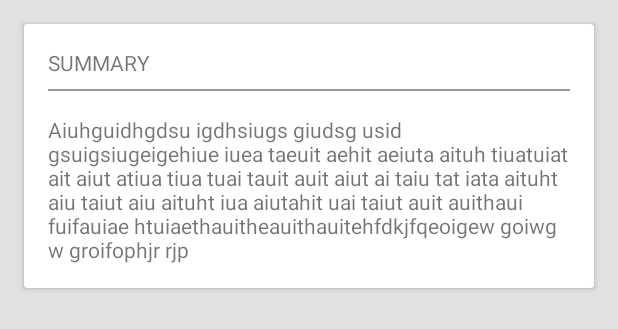
After one commit to berteodosio/serie-mesmo, an Android app: the layout fragment_show_details_info.xml on its own in the app's theme, with its tools: preview values and no code run, on a phone screen of 412 x 824 dp. The commit adds this screen. Shown: the top 329 px of the screen. Run offline under Robolectric (Android 15) with nearby library versions, the phone set to English and light mode, and no system bars.

Commit message:
Displaying show overview on ShowDetails

```diff
--- a/app/src/main/java/com/berteodosio/seriemesmo/presentation/showDetails/view/ShowDetailsActivity.kt
+++ b/app/src/main/java/com/berteodosio/seriemesmo/presentation/showDetails/view/ShowDetailsActivity.kt
@@ -16,7 +16,6 @@ import com.berteodosio.seriemesmo.presentation.custom.TAG
 import com.berteodosio.seriemesmo.presentation.custom.logger.AppLogger
 import com.berteodosio.seriemesmo.presentation.showDetails.presenter.ShowDetailsPresenter
 import com.bumptech.glide.Glide
-import com.bumptech.glide.load.engine.DiskCacheStrategy
 import com.bumptech.glide.load.resource.drawable.DrawableTransitionOptions
 import com.bumptech.glide.request.RequestOptions
 import kotlinx.android.synthetic.main.activity_show_details.*
@@ -65,7 +64,7 @@ class ShowDetailsActivity : BaseAppCompatActivity<ShowDetailsPresenter>(), ShowD
     }
 
     private fun setupTabs(show: Show) {
-        val adapter = ShowDetailsAdapter(supportFragmentManager)
+        val adapter = ShowDetailsAdapter(show, supportFragmentManager)
         show_details_viewpager?.adapter = adapter
         // TODO: check commented code
 //        show_details_viewpager?.addOnPageChangeListener(ViewPagerOnPageSelectedListener { onPageSelected(adapter.get(it)) })
--- /dev/null
+++ b/app/src/main/res/layout/fragment_show_details_info.xml
@@ -0,0 +1,52 @@
+<?xml version="1.0" encoding="utf-8"?>
+<androidx.constraintlayout.widget.ConstraintLayout xmlns:android="http://schemas.android.com/apk/res/android"
+    xmlns:app="http://schemas.android.com/apk/res-auto"
+    xmlns:tools="http://schemas.android.com/tools"
+    android:layout_width="match_parent"
+    android:layout_height="match_parent"
+    android:background="#E1E1E1">
+
+    <androidx.cardview.widget.CardView
+        android:layout_width="match_parent"
+        android:layout_height="wrap_content"
+        android:layout_marginStart="16dp"
+        android:layout_marginTop="16dp"
+        android:layout_marginEnd="16dp"
+        app:layout_constraintStart_toStartOf="parent"
+        app:layout_constraintTop_toTopOf="parent">
+
+        <LinearLayout
+            android:layout_width="match_parent"
+            android:layout_height="wrap_content"
+            android:paddingBottom="16dp"
+            android:orientation="vertical">
+
+            <TextView
+                android:id="@+id/summary_title"
+                android:layout_width="wrap_content"
+                android:layout_height="wrap_content"
+                android:layout_marginStart="16dp"
+                android:layout_marginLeft="16dp"
+                android:layout_marginTop="16dp"
+                android:text="@string/show_details_info_summary_card_title"
+                android:textAllCaps="true" />
+
+            <View
+                style="@style/CardSimpleLine"
+                android:layout_marginTop="8dp" />
+
+            <TextView
+                android:id="@+id/show_overview_text"
+                android:layout_width="wrap_content"
+                android:layout_height="wrap_content"
+                android:layout_marginStart="16dp"
+                android:layout_marginTop="16dp"
+                android:layout_marginEnd="16dp"
+                tools:text="Aiuhguidhgdsu igdhsiugs giudsg usid gsuigsiugeigehiue iuea taeuit aehit aeiuta aituh tiuatuiat ait aiut atiua tiua tuai tauit auit aiut ai taiu tat iata aituht aiu taiut aiu aituht iua aiutahit uai taiut auit auithaui fuifauiae htuiaethauitheauithauitehfdkjfqeoigew goiwg w groifophjr rjp " />
+
+        </LinearLayout>
+
+    </androidx.cardview.widget.CardView>
+
+
+</androidx.constraintlayout.widget.ConstraintLayout>
--- a/app/src/main/res/values/strings.xml
+++ b/app/src/main/res/values/strings.xml
@@ -1,3 +1,5 @@
 <resources>
     <string name="app_name">SerieMesmo</string>
+
+    <string name="show_details_info_summary_card_title">Summary</string>
 </resources>
--- a/app/src/main/res/values/styles.xml
+++ b/app/src/main/res/values/styles.xml
@@ -7,4 +7,12 @@
         <item name="colorAccent">@color/colorAccent</item>
     </style>
 
+    <style name="CardSimpleLine">
+        <item name="android:layout_width">match_parent</item>
+        <item name="android:layout_height">1dp</item>
+        <item name="android:layout_marginLeft">16dp</item>
+        <item name="android:layout_marginRight">16dp</item>
+        <item name="android:background">#999999</item>
+    </style>
+
 </resources>
```
Also changed, not shown: app/src/main/java/com/berteodosio/seriemesmo/presentation/showDetails/presenter/ShowDetailsInfoPresenter.kt (+6 -1 lines), app/src/main/java/com/berteodosio/seriemesmo/presentation/showDetails/view/ShowDetailsAdapter.kt (+6 -2 lines), app/src/main/java/com/berteodosio/seriemesmo/presentation/showDetails/view/ShowDetailsInfoFragment.kt (+33 -3 lines), app/src/main/java/com/berteodosio/seriemesmo/presentation/showDetails/view/ShowDetailsInfoView.kt (added, +7 -0 lines).
